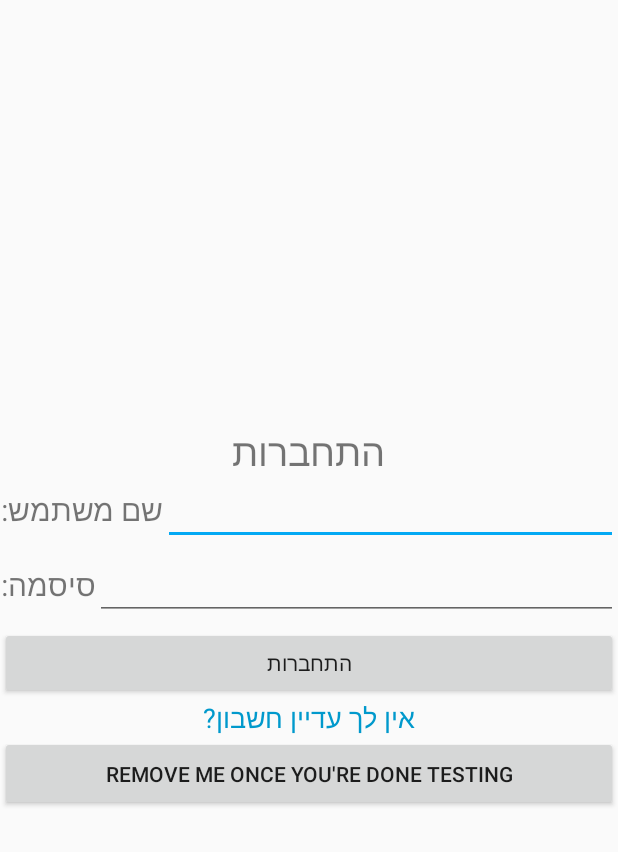
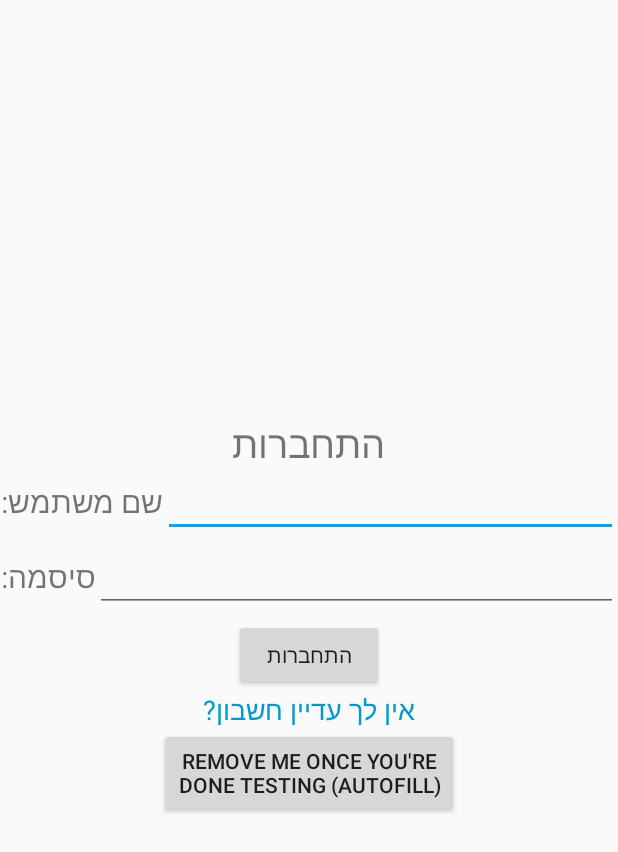
Before and after one commit to EladBG-code/SchoolProject, an Android app: the screen it shows after launch (MainActivity), on a phone screen of 412 x 824 dp. Shown: the top 852 px of the screen. Run offline under Robolectric (Android 15) with nearby library versions, the phone set to English and light mode, and no system bars; our stand-ins replace Firebase (no records; nobody signed in at launch, a user with empty details on screens opened directly).

Commit message:
lots of things work

```diff
--- a/app/src/main/res/layout/activity_homepage.xml
+++ b/app/src/main/res/layout/activity_homepage.xml
@@ -83,8 +83,8 @@
                     android:layout_width="match_parent"
                     android:layout_height="100dp"
                     android:gravity="center|top"
-                    android:text="ברוכים השבים"
-                    android:textSize="32dp"
+                    android:text="שלום"
+                    android:textSize="36sp"
                     app:layout_anchor="@+id/llOne"
                     app:layout_anchorGravity="center" />
 
--- a/app/src/main/res/layout/activity_main.xml
+++ b/app/src/main/res/layout/activity_main.xml
@@ -52,7 +52,7 @@
         />
     </LinearLayout>
     <Button
-        android:layout_width="match_parent"
+        android:layout_width="100sp"
         android:layout_height="wrap_content"
         android:text="התחברות"
         android:gravity="center"
@@ -69,9 +69,9 @@
         />
 
     <Button
-        android:layout_width="match_parent"
-        android:layout_height="50sp"
-        android:text="REMOVE ME ONCE YOU'RE DONE TESTING"
+        android:layout_width="200sp"
+        android:layout_height="60sp"
+        android:text="REMOVE ME ONCE YOU'RE DONE TESTING (Autofill)"
         android:id="@+id/btnAutoFill"
         />
 
--- a/app/src/main/res/layout/activity_summaries_subjects.xml
+++ b/app/src/main/res/layout/activity_summaries_subjects.xml
@@ -40,7 +40,7 @@
         <TextView
             android:layout_width="match_parent"
             android:layout_height="match_parent"
-            android:text="בחרו מקצוע"
+            android:text="בחר\\י מקצוע"
             android:layout_marginTop="120sp"
             android:gravity="center|top"
             android:textSize="30sp" />
```
